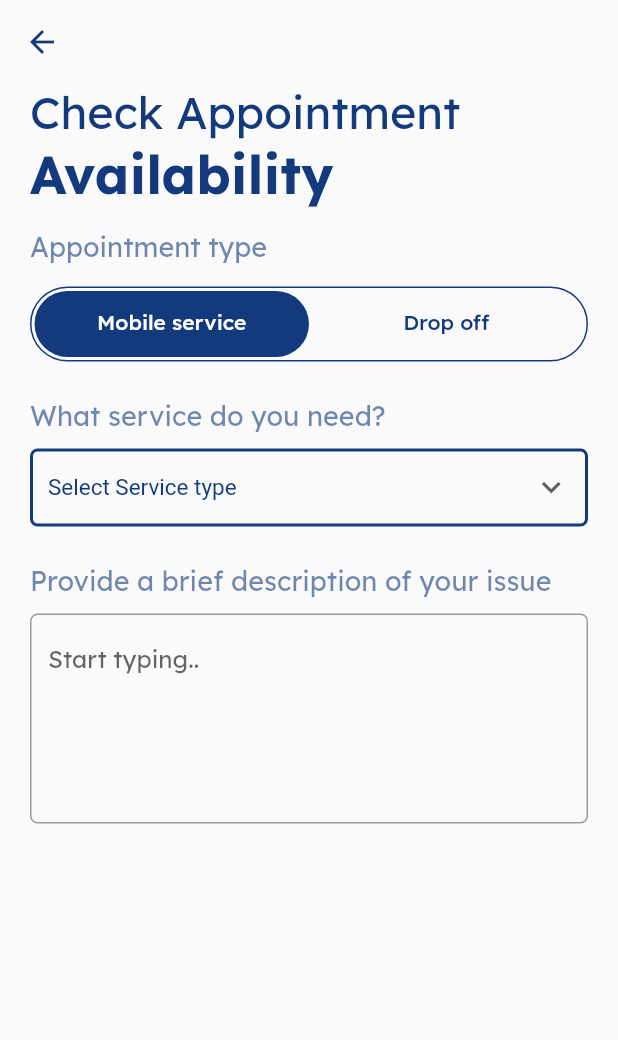
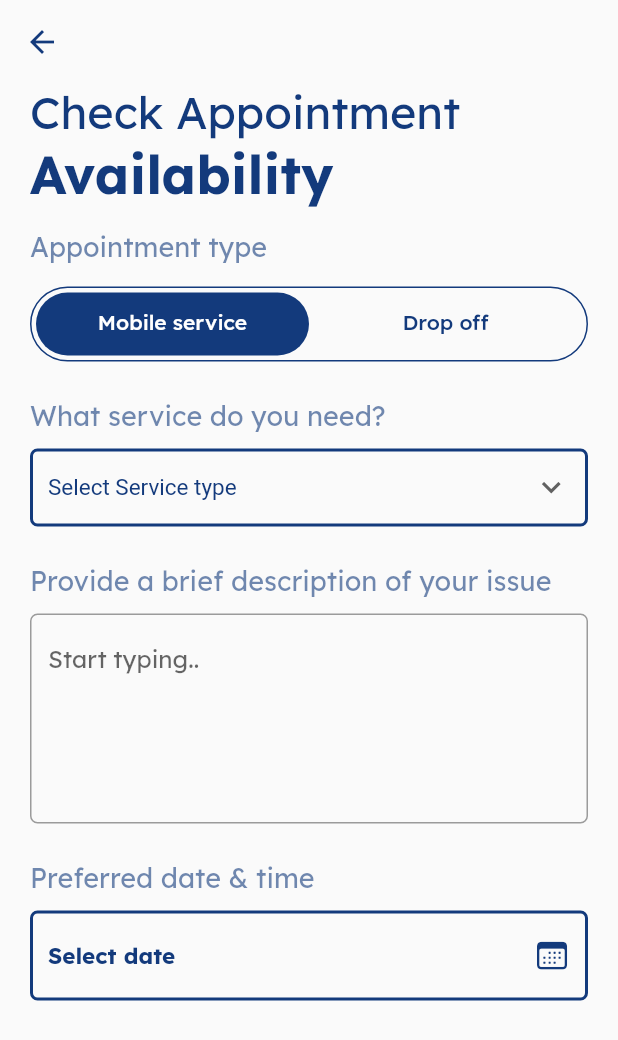
Before and after one commit to TheMuhammadTalha/woody_app, a Flutter app: the Appointment screen opened directly, on a phone screen of 412 x 824 dp. Shown: the top 1040 px of the screen. Run offline on Flutter 3.47's test engine with Material 2 defaults, Android fonts, the phone set to English and light mode, and no system bars.

Commit message:
added DatePicker

```diff
--- a/lib/appointment_availability_page.dart
+++ b/lib/appointment_availability_page.dart
@@ -1,5 +1,6 @@
 import 'package:flutter/cupertino.dart';
 import 'package:flutter/material.dart';
+import 'package:woody_app/widget/date_picker.dart';
 import 'package:woody_app/widget/paragraph.dart';
 import 'package:woody_app/widget/text_widget.dart';
 import 'const.dart';
@@ -60,7 +61,7 @@ class _AppointmentState extends State<Appointment>
                       borderRadius: BorderRadius.circular(30),
                       border: Border.all(color: primaryColor)),
                   child: Padding(
-                    padding: const EdgeInsets.all(2.0),
+                    padding: const EdgeInsets.all(3.0),
                     child: TabBar(
                       controller: _tabController,
                       unselectedLabelColor: primaryColor,
@@ -117,17 +118,16 @@ class _AppointmentState extends State<Appointment>
                         TextFormField(
                           maxLines: 5,
                           controller: controller,
-                          validator: (String? value) {
-                            if (value!.isEmpty)
-                              return "This field is required";
-                            else
-                              return null;
-                          },
                           decoration: InputDecoration(
+                              focusedBorder: OutlineInputBorder(
+                                  borderSide: BorderSide(color: primaryColor)),
                               hintText: 'Start typing..',
                               border: OutlineInputBorder(
+                                  borderSide: BorderSide(width: 2),
                                   borderRadius: BorderRadius.circular(5.0))),
                         ),
+                        TextWidget(label: 'Preferred date & time'),
+                        DatePicker(),
                       ],
                     ),
                     Column(
--- a/lib/main/main.dart
+++ b/lib/main/main.dart
@@ -1,6 +1,8 @@
 import 'package:flutter/material.dart';
 import 'package:woody_app/home_page.dart';
 import 'package:woody_app/splash_screen.dart';
+
+import '../appointment_availability_page.dart';
 
 
 void main() {
@@ -9,7 +11,7 @@ void main() {
     debugShowCheckedModeBanner: false,
 
     // home: SplashScreen(),
-    home: HomePage(),
+    home: Appointment(),
     // home: HomePage(),
   ));
 }
--- /dev/null
+++ b/lib/widget/date_picker.dart
@@ -0,0 +1,65 @@
+import 'package:flutter/cupertino.dart';
+import 'package:flutter/material.dart';
+import 'package:woody_app/const.dart';
+
+class DatePicker extends StatefulWidget {
+  const DatePicker({Key? key}) : super(key: key);
+
+  @override
+  _DatePickerState createState() => _DatePickerState();
+}
+
+class _DatePickerState extends State<DatePicker> {
+  DateTime? selectedDate;
+
+  @override
+  Widget build(BuildContext context) {
+    return Row(
+      children: [
+        Expanded(
+          child: Container(
+            height: 60,
+            decoration: BoxDecoration(
+                borderRadius: BorderRadius.circular(5),
+                border: Border.all(width: 2, color: primaryColor)),
+            child: Padding(
+              padding: const EdgeInsets.symmetric(horizontal: 10.0),
+              child: Row(
+                mainAxisAlignment: MainAxisAlignment.spaceBetween,
+                children: [
+                  (selectedDate != null)
+                      ? Text(
+                    '${selectedDate!.day} - ${selectedDate!.month} - ${selectedDate!.year}',
+                    style: TextStyle(
+                        color: primaryColor,
+                        fontSize: 15,
+                        fontWeight: FontWeight.bold),
+                  )
+                      : Text(
+                    'Select date',
+                    style: TextStyle(
+                        fontSize: 15, fontWeight: FontWeight.bold,color: primaryColor),
+                  ),
+                  GestureDetector(
+                      onTap: () async {
+                        DateTime? date = await showDatePicker(
+                            context: context,
+                            initialDate: selectedDate ?? DateTime.now(),
+                            firstDate: DateTime.now(),
+                            lastDate: DateTime((DateTime.now().year + 50)));
+                        if (date != null) selectedDate = date;
+                        setState(() {});
+                      },
+                      child: Icon(
+                        CupertinoIcons.calendar,
+                        color: primaryColor,
+                      )),
+                ],
+              ),
+            ),
+          ),
+        ),
+      ],
+    );
+  }
+}
```
